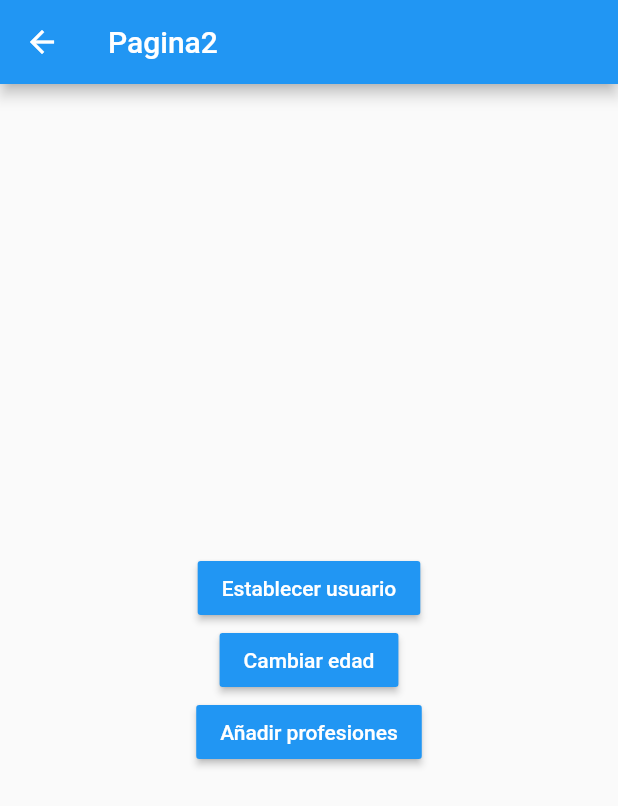
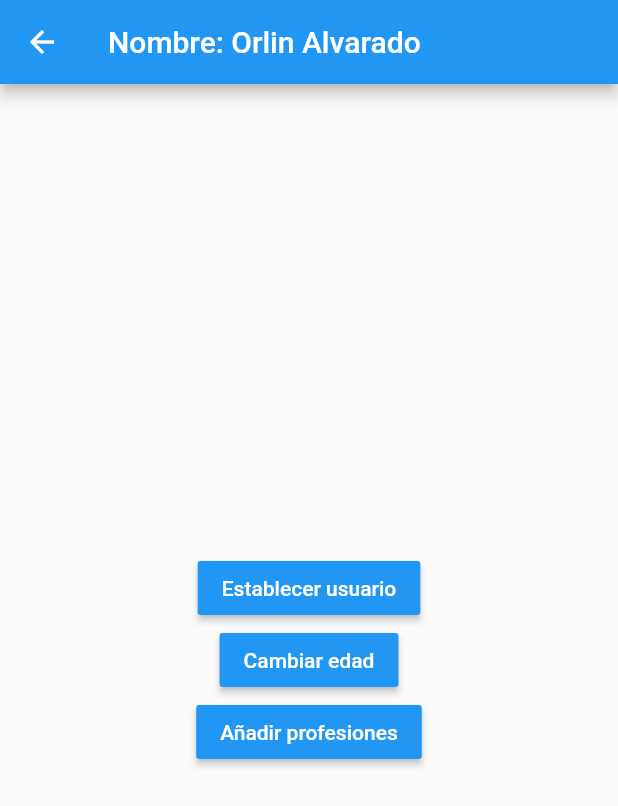
Before and after one commit to OrlinAlvarado/estados.flutter, a Flutter app: the Pagina2Page screen opened by its route, after a tap on "Establecer usuario", on a phone screen of 412 x 824 dp. Shown: the top 806 px of the screen. Run offline on Flutter 3.47's test engine with Material 2 defaults, Android fonts, the phone set to English and light mode, and no system bars.

```diff
--- a/lib/models/usuario.dart
+++ b/lib/models/usuario.dart
@@ -1,7 +1,9 @@
+import 'package:meta/meta.dart';
 class Usuario {
   String nombre;
   int edad;
   List<String> profesiones;
 
-  Usuario({ this.nombre, this.edad, this.profesiones });
+  Usuario({ @required this.nombre, this.edad, this.profesiones })
+  :assert( nombre != null );
 }
--- a/lib/pages/pagina1_page.dart
+++ b/lib/pages/pagina1_page.dart
@@ -1,5 +1,7 @@
 import 'dart:ui';
 
+import 'package:estados/models/usuario.dart';
+import 'package:estados/services/usuario_service.dart';
 import 'package:flutter/material.dart';
 
 class Pagina1Page extends StatelessWidget {
@@ -10,7 +12,14 @@ class Pagina1Page extends StatelessWidget {
       appBar: AppBar(
            title: Text('Pagina1', textAlign: TextAlign.center,)
       ),
-      body: InformacionUsuario(),
+      body: StreamBuilder(
+        stream: usuarioService.usuarioStream ,
+        builder: (BuildContext context, AsyncSnapshot<Usuario> snapshot){
+          return snapshot.hasData
+            ? InformacionUsuario( usuarioService.usuario )
+            : Center(child: Text('No hay informacion del usuario'),);
+        },
+      ),
       floatingActionButton: FloatingActionButton(
         child: Icon( Icons.access_alarm),
         onPressed: ()  => Navigator.pushNamed(context, 'pagina2')
@@ -20,6 +29,9 @@ class Pagina1Page extends StatelessWidget {
 }
 
 class InformacionUsuario extends StatelessWidget {
+  final Usuario usuario;
+
+  const InformacionUsuario( this.usuario );
 
   @override
   Widget build(BuildContext context) {
@@ -33,8 +45,8 @@ class InformacionUsuario extends StatelessWidget {
           Text('General', style: TextStyle(fontSize: 18, fontWeight: FontWeight.bold)),
           Divider(),
 
-          ListTile(title: Text('Nombre: ')),
-          ListTile(title: Text('Edad: ')),
+          ListTile(title: Text('Nombre: ${ usuario.nombre }')),
+          ListTile(title: Text('Edad: ${ usuario.edad }')),
 
           Text('Profesiones', style: TextStyle(fontSize: 18, fontWeight: FontWeight.bold)),
           Divider(),
--- a/lib/pages/pagina2_page.dart
+++ b/lib/pages/pagina2_page.dart
@@ -1,5 +1,7 @@
 import 'dart:ui';
 
+import 'package:estados/models/usuario.dart';
+import 'package:estados/services/usuario_service.dart';
 import 'package:flutter/material.dart';
 
 class Pagina2Page extends StatelessWidget {
@@ -8,7 +10,14 @@ class Pagina2Page extends StatelessWidget {
   Widget build(BuildContext context) {
    return Scaffold(
       appBar: AppBar(
-           title: Text('Pagina2', textAlign: TextAlign.center,)
+           title: StreamBuilder(
+             stream: usuarioService.usuarioStream ,
+             builder: (BuildContext context, AsyncSnapshot<Usuario> snapshot){
+               return snapshot.hasData
+               ? Text('Nombre: ${ snapshot.data.nombre }', textAlign: TextAlign.center)
+               : Text('Pagina2', textAlign: TextAlign.center);
+             },
+           ),
       ),
       body: Center(
         child: Column(
@@ -18,14 +27,18 @@ class Pagina2Page extends StatelessWidget {
               child: Text('Establecer usuario', style: TextStyle(color: Colors.white),),
               color: Colors.blue,
               onPressed: (){
-
+                final nuevoUsuario = new Usuario(
+                  nombre: 'Orlin Alvarado',
+                  edad: 32
+                );
+                usuarioService.cargarUsuario( nuevoUsuario );
               }
             ),
             MaterialButton(
               child: Text('Cambiar edad', style: TextStyle(color: Colors.white),),
               color: Colors.blue,
               onPressed: (){
-
+                usuarioService.cambiarEdad(30);
               }
             ),
             MaterialButton(
--- /dev/null
+++ b/lib/services/usuario_service.dart
@@ -0,0 +1,33 @@
+import 'dart:async';
+
+import 'package:estados/models/usuario.dart';
+
+class _UsuarioService {
+  Usuario _usuario;
+
+  StreamController<Usuario> _usuarioStreamController = new StreamController<Usuario>.broadcast();
+
+  Stream<Usuario> get usuarioStream  => _usuarioStreamController.stream;
+
+  Usuario get usuario => this._usuario;
+
+  bool get existeUsuario => ( this._usuario != null) ? true : false;
+
+  void cargarUsuario( Usuario user ){
+    this._usuario = user;
+    _usuarioStreamController.add(user);
+  }
+
+  void cambiarEdad( int edad){
+    this._usuario.edad = edad;
+    this._usuarioStreamController.add( this._usuario );
+  }
+
+  dispose(){
+    this._usuarioStreamController?.close();
+  }
+
+}
+
+
+final usuarioService = new _UsuarioService();
```
